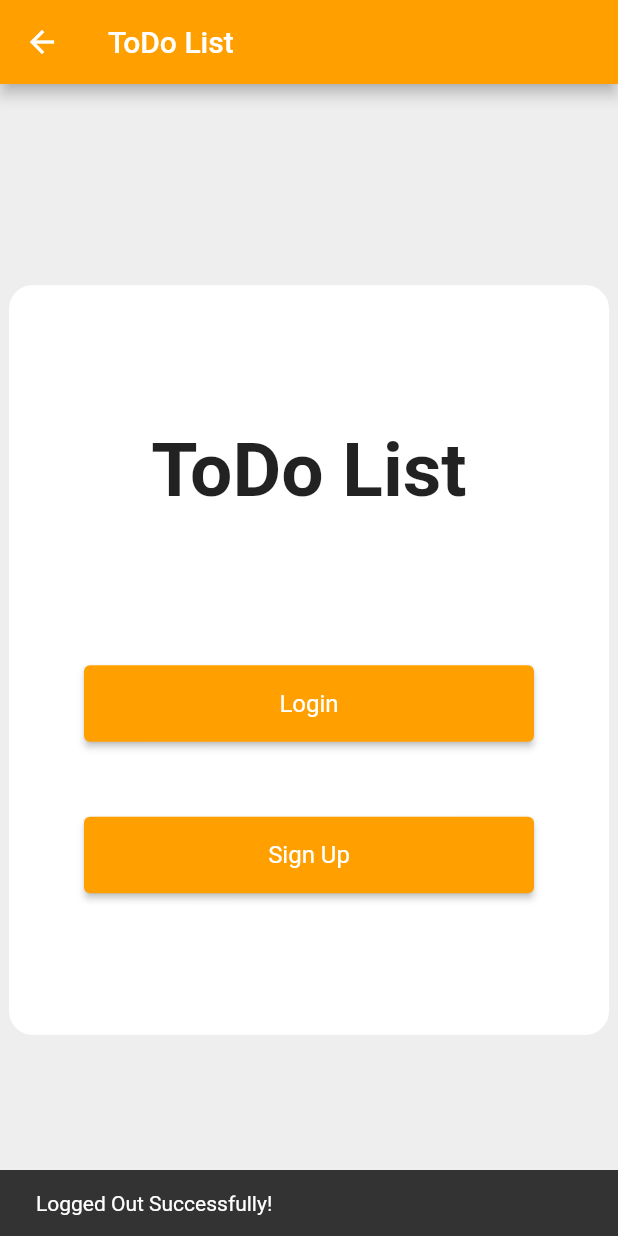
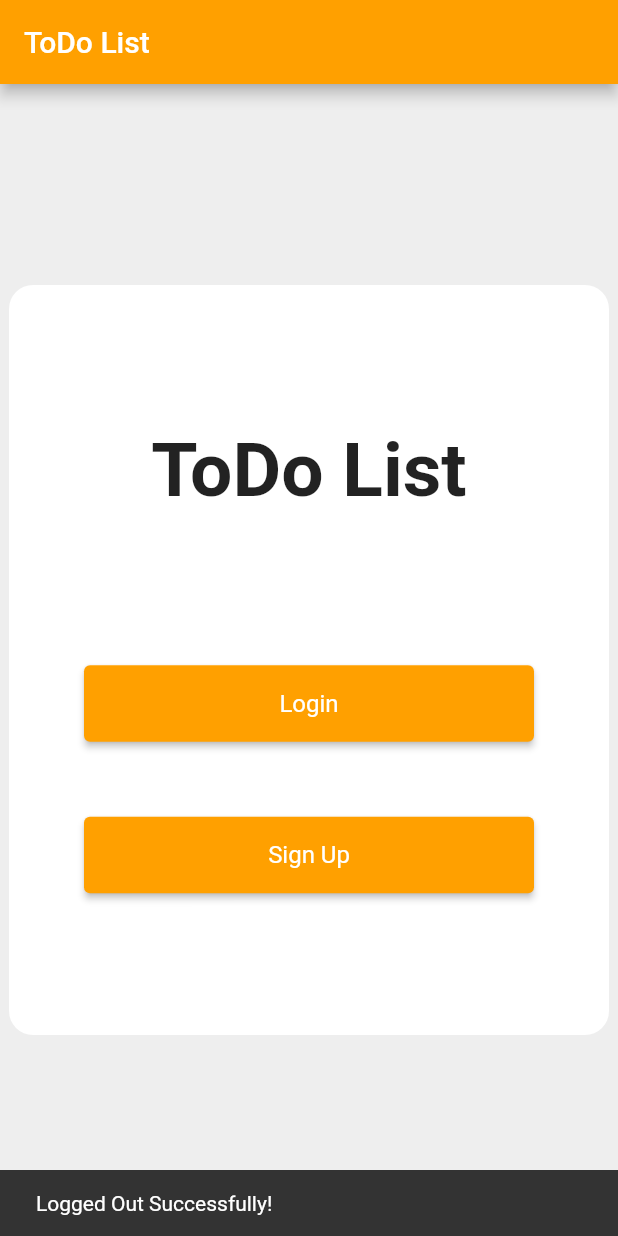
Before and after one commit to Narendra-Jadhav/ToDo-List-Flutter, a Flutter app: the HomeScreen screen opened by its route, after a tap on the "logout" icon, on a phone screen of 412 x 824 dp. Run offline on Flutter 3.47's test engine with Material 2 defaults, Android fonts, the phone set to English and light mode, and no system bars; our stand-ins replace cloud_firestore, firebase_auth, firebase_core, flutter_riverpod, google_fonts; accounts and stored records are empty.

Commit message:
Slight Updates

```diff
--- a/lib/components/note.dart
+++ b/lib/components/note.dart
@@ -17,7 +17,18 @@ class Note extends ConsumerWidget {
     final uid = user?.uid;
     return tasksSnapshot.when(
       data: (tasks) {
-        if (tasks == null) return const Text('Not authenticated');
+        if (tasks == null) {
+          return const Padding(
+            padding: EdgeInsets.all(10.0),
+            child: Align(
+              alignment: Alignment.center,
+              child: Text(
+                'Not Authenticated! Please Login!',
+                style: TextStyle(fontSize: 25.0, fontWeight: FontWeight.bold, color: Colors.red),
+              ),
+            ),
+          );
+        }
         if (tasks.isEmpty) {
           // Handle the case when there are no tasks
           return const Padding(
--- a/lib/routes/home.dart
+++ b/lib/routes/home.dart
@@ -27,7 +27,7 @@ class _HomeScreenState extends ConsumerState<HomeScreen> {
             IconButton(
               onPressed: () {
                 AuthService().signOut();
-                Navigator.pushReplacementNamed(context, '/');
+                Navigator.pushNamedAndRemoveUntil(context, '/', (route) => false);
                 ScaffoldMessenger.of(context).showSnackBar(const SnackBar(content: Text('Logged Out Successfully!')));
               },
               icon: const Icon(Icons.logout, color: Colors.white),
```
Also changed, not shown: 1 other file.
